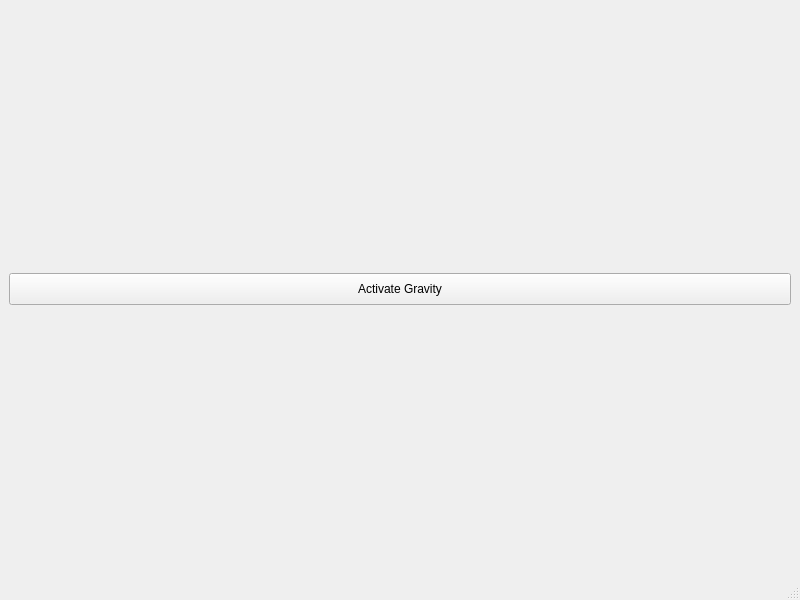
This is mainwindow.ui in Jules02/PositionBasedDynamic as Qt 5 draws it before an edit. The edited form follows.
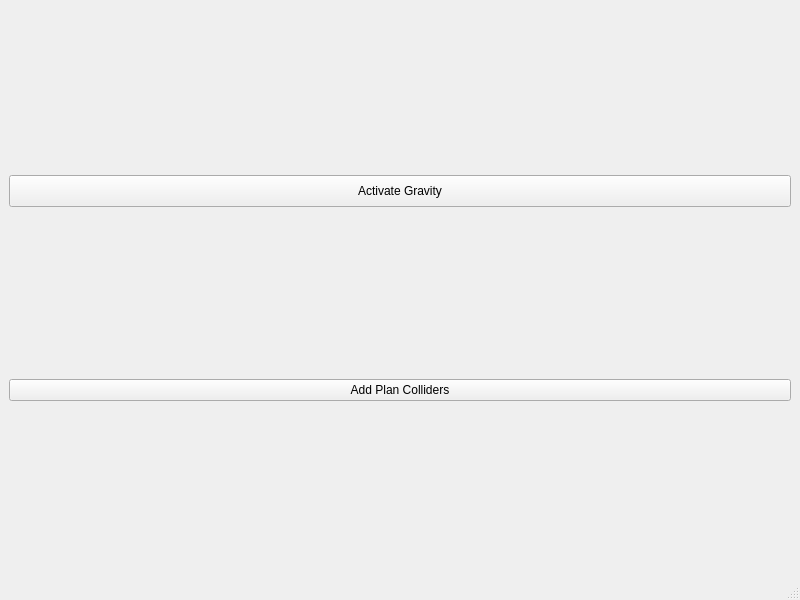
This is the edited form.

Commit message: first version to let the user add new colliders

The edit to the form file:
```diff
--- a/mainwindow.ui
+++ b/mainwindow.ui
@@ -28,6 +28,13 @@
       </property>
      </widget>
     </item>
+    <item>
+     <widget class="QPushButton" name="plan_colliders">
+      <property name="text">
+       <string>Add Plan Colliders</string>
+      </property>
+     </widget>
+    </item>
    </layout>
   </widget>
   <widget class="QMenuBar" name="menubar">
```
Left out of the diff: 2 changed lines with no effect on the pictures. The commit also changes 7 other files.
